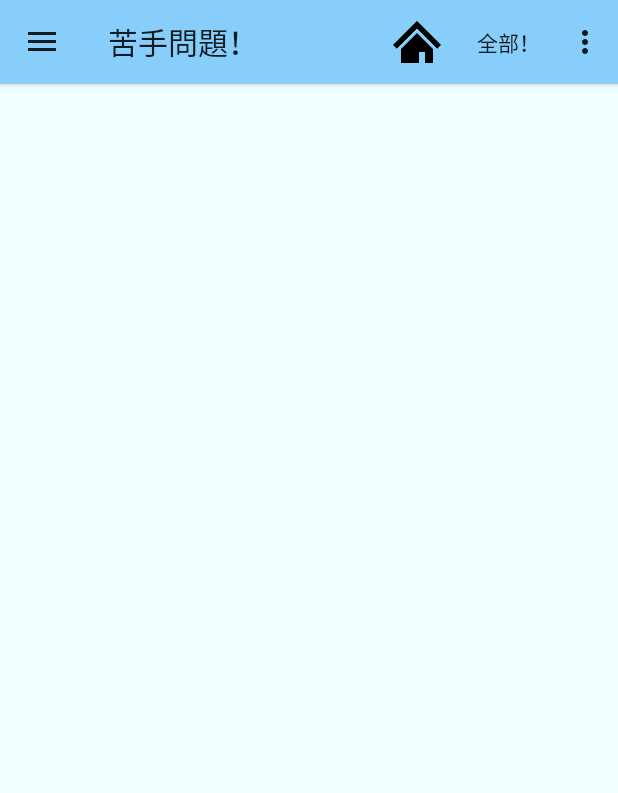
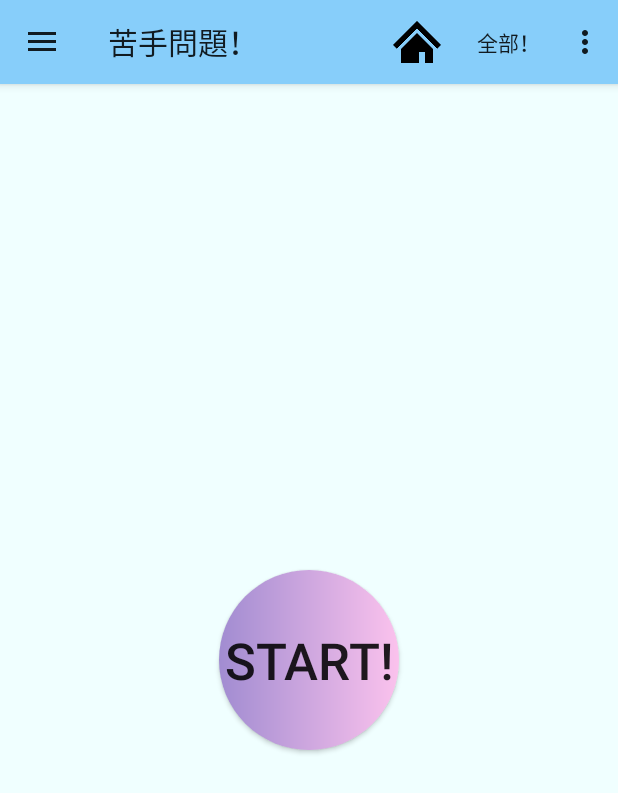
Before and after one commit to koba-a11y/HigengoKun, an Android app: the WeaknessActivity screen opened directly, with no data from a screen before it, on a phone screen of 412 x 824 dp. Shown: the top 793 px of the screen. Run offline under Robolectric (Android 15) with nearby library versions, the phone set to English and light mode, and no system bars; Roboto replaces fonts that are not available here.

Commit message:
Added weakness feature

```diff
--- a/app/src/main/java/com/websarva/wings/android/higengokun/CategoryActivity.java
+++ b/app/src/main/java/com/websarva/wings/android/higengokun/CategoryActivity.java
@@ -25,6 +25,7 @@ import androidx.drawerlayout.widget.DrawerLayout;
 
 import com.google.android.material.navigation.NavigationView;
 import com.websarva.wings.android.higengokun.enums.Category;
+import com.websarva.wings.android.higengokun.enums.ScreenType;
 import com.websarva.wings.android.higengokun.models.Question;
 import com.websarva.wings.android.higengokun.utils.NavigationManager;
 import com.websarva.wings.android.higengokun.utils.OriginalRowAdapter;
@@ -235,7 +236,8 @@ public class CategoryActivity extends AppCompatActivity implements NavigationVie
             if(actionMode != Category.ALL)//アクションモードがallじゃない場合に関数実行
                 position = Question.getQuestionFromCategory(actionMode,position);
             Intent intent = new Intent(CategoryActivity.this, QuestionActivity.class);
-            intent.putExtra("pos",position);
+            intent.putExtra("Number",position);
+            intent.putExtra("Type", ScreenType.CategoryActivity.getId());
             startActivity(intent);
 
         }
--- a/app/src/main/java/com/websarva/wings/android/higengokun/MainActivity.java
+++ b/app/src/main/java/com/websarva/wings/android/higengokun/MainActivity.java
@@ -18,6 +18,7 @@ import android.widget.Button;
 import android.widget.TextView;
 
 import com.google.android.material.navigation.NavigationView;
+import com.websarva.wings.android.higengokun.enums.ScreenType;
 import com.websarva.wings.android.higengokun.models.Question;
 import com.websarva.wings.android.higengokun.utils.*;
 
@@ -116,7 +117,7 @@ public class MainActivity extends AppCompatActivity implements NavigationView.On
 
     public void onClickStart(View view) {
         Intent intent = new Intent(MainActivity.this, QuestionActivity.class);
-        intent.putExtra("pos", -1);
+        intent.putExtra("Type", ScreenType.MainActivity.getId());
         intent.addFlags(Intent.FLAG_ACTIVITY_CLEAR_TOP | Intent.FLAG_ACTIVITY_NEW_TASK);
         startActivity(intent);
         overridePendingTransition(R.anim.slide_in_left, R.anim.slide_out_right);
--- a/app/src/main/res/layout/activity_main.xml
+++ b/app/src/main/res/layout/activity_main.xml
@@ -57,7 +57,7 @@
             app:layout_constraintTop_toBottomOf="@+id/tvMainTitle" />
 
         <Button
-            android:id="@+id/btStart"
+            android:id="@+id/btWeaknessStart"
             android:layout_width="120dp"
             android:layout_height="120dp"
             android:layout_marginTop="44dp"
@@ -94,7 +94,7 @@
             app:layout_constraintEnd_toEndOf="parent"
             app:layout_constraintHorizontal_bias="0.497"
             app:layout_constraintStart_toStartOf="parent"
-            app:layout_constraintTop_toBottomOf="@+id/btStart" />
+            app:layout_constraintTop_toBottomOf="@+id/btWeaknessStart" />
     </androidx.constraintlayout.widget.ConstraintLayout>
 
     <!-- ナビゲーションドロワー -->
--- a/app/src/main/res/layout/activity_weakness.xml
+++ b/app/src/main/res/layout/activity_weakness.xml
@@ -13,6 +13,19 @@
         android:layout_width="match_parent"
         android:layout_height="match_parent">
 
+        <Button
+            android:id="@+id/btWeaknessStart"
+            android:layout_width="120dp"
+            android:layout_height="120dp"
+            android:background="@drawable/circle_des"
+            android:onClick="onClickWeaknessStart"
+            android:text="@string/bt_start"
+            android:textSize="34sp"
+            app:layout_constraintBottom_toBottomOf="parent"
+            app:layout_constraintEnd_toEndOf="parent"
+            app:layout_constraintStart_toStartOf="parent"
+            app:layout_constraintTop_toTopOf="parent" />
+
     </androidx.constraintlayout.widget.ConstraintLayout>
 
     <!-- ナビゲーションドロワー -->
```
Also changed, not shown: app/src/main/java/com/websarva/wings/android/higengokun/QuestionActivity.java (+54 -44 lines), app/src/main/java/com/websarva/wings/android/higengokun/ResultActivity.java (+6 -2 lines), app/src/main/java/com/websarva/wings/android/higengokun/WeaknessActivity.java (+11 -0 lines), app/src/main/java/com/websarva/wings/android/higengokun/enums/ScreenType.java (added, +22 -0 lines), app/src/main/java/com/websarva/wings/android/higengokun/models/Question.java (+16 -15 lines).
